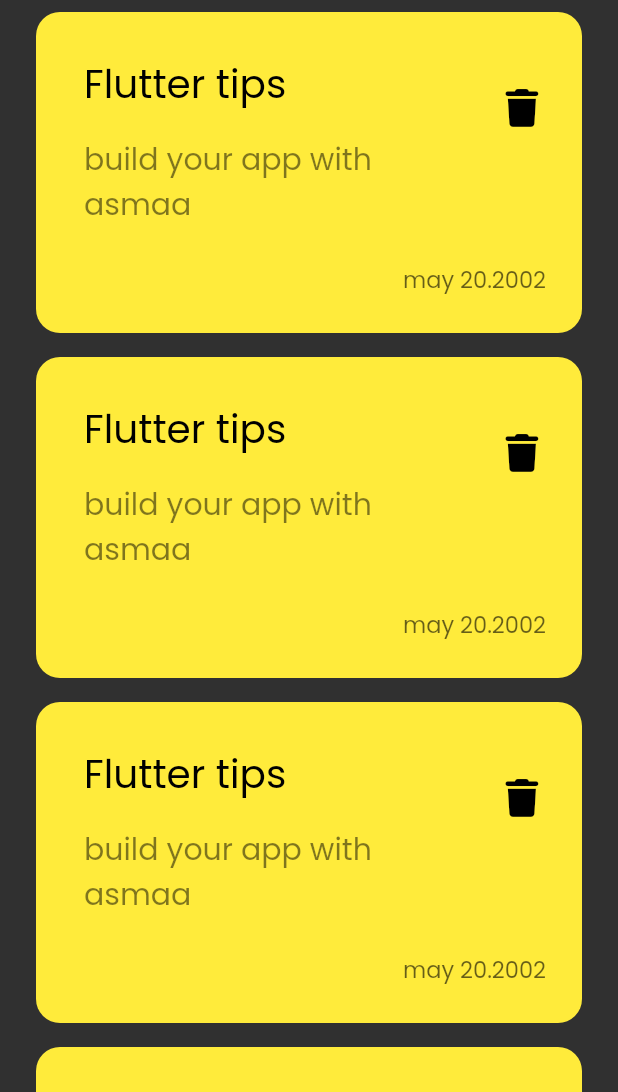
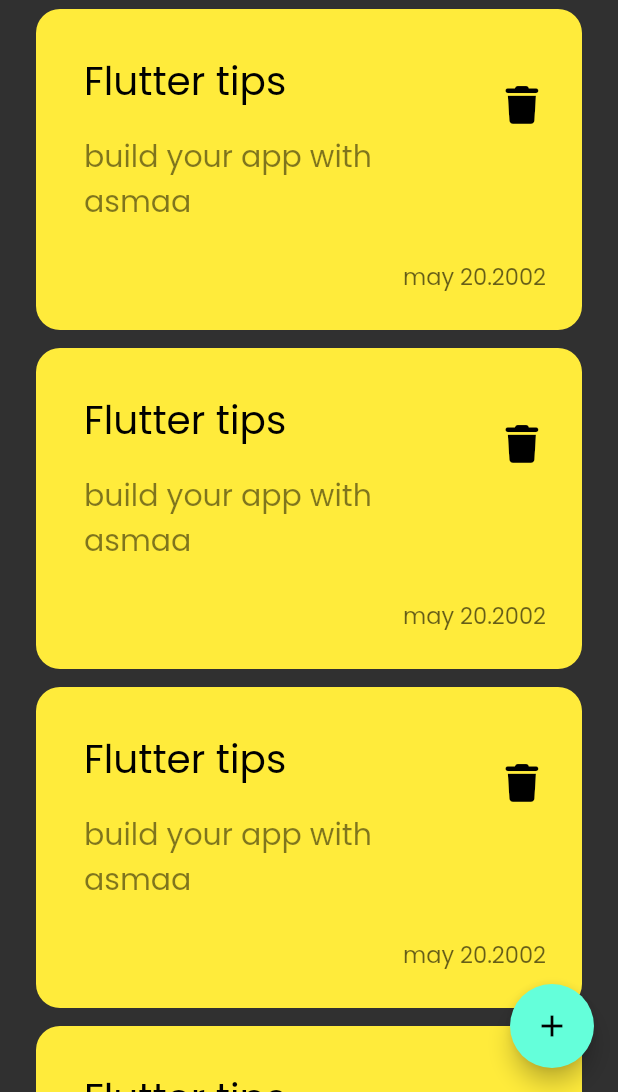
Before and after one commit to AsmaaEs/notes_app, a Flutter app: the screen it shows after launch, on a phone screen of 412 x 824 dp, the part 144-1236 px from its top. Run offline on Flutter 3.47's test engine with Material 2 defaults, Android fonts, the phone set to English and light mode, and no system bars; our stand-ins replace font_awesome_flutter.

Commit message:
added floating action button

```diff
--- a/lib/views/notes_view.dart
+++ b/lib/views/notes_view.dart
@@ -6,8 +6,12 @@ class NotesView extends StatelessWidget {
 
   @override
   Widget build(BuildContext context) {
-    return const Scaffold(
-      body: NotesViewBody(),
+    return Scaffold(
+      floatingActionButton: FloatingActionButton(
+        onPressed: () {},
+        child: const Icon(Icons.add),
+      ),
+      body: const NotesViewBody(),
     );
   }
 }
--- a/lib/views/widgets/notes_list_view.dart
+++ b/lib/views/widgets/notes_list_view.dart
@@ -8,7 +8,7 @@ class NotesListView extends StatelessWidget {
   Widget build(BuildContext context) {
     return ListView.builder(itemBuilder: (context, i) {
       return Padding(
-        padding: const EdgeInsets.symmetric(vertical: 8.0),
+        padding: const EdgeInsets.symmetric(vertical: 6.0),
         child: CustomItemCard(),
       );
     });
```
